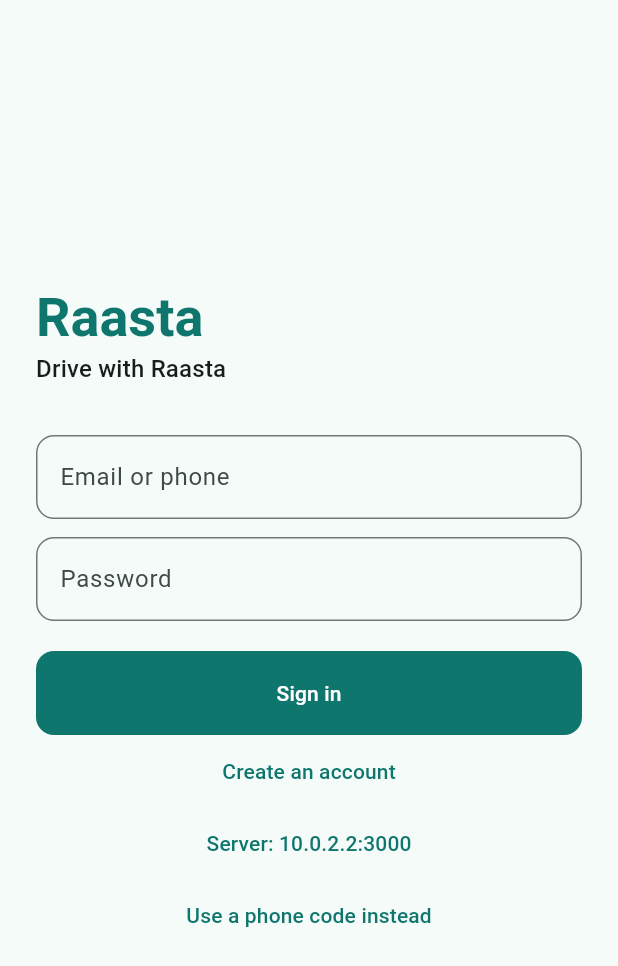
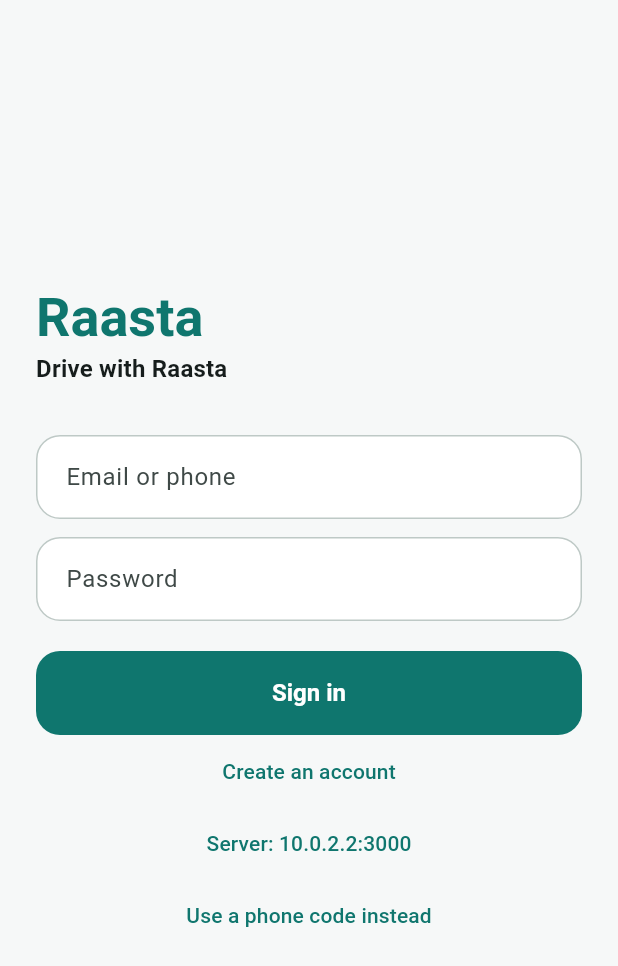
Before and after one commit to aanishwaseem/raasta, a Flutter app: the screen it shows after launch, on a phone screen of 412 x 824 dp. Shown: the top 966 px of the screen. Run offline on Flutter 3.47's test engine with Material 3 defaults, Android fonts, the phone set to English and light mode, and no system bars; our stand-ins replace flutter_map, geolocator, latlong2, shared_preferences, socket_io_client.

Commit message:
Shared design system: theme, widget kit
Co-Authored-By: Claude Sonnet 5.5 <noreply@anthropic.com>
Claude-Session: https://claude.ai/code/session_013HP7yJBddsW2iBZh6khvKH

```diff
--- a/mobile/raasta_core/lib/raasta_core.dart
+++ b/mobile/raasta_core/lib/raasta_core.dart
@@ -7,3 +7,4 @@ export 'src/device_location.dart';
 export 'src/map_view.dart';
 export 'src/realtime_client.dart';
 export 'src/location_reporter.dart';
+export 'src/widgets.dart';
--- a/mobile/raasta_core/lib/src/theme.dart
+++ b/mobile/raasta_core/lib/src/theme.dart
@@ -1,17 +1,34 @@
 import 'package:flutter/material.dart';
 
 const raastaTeal = Color(0xFF0F766E);
+const raastaInk = Color(0xFF0B1F24);
 const raastaAmber = Color(0xFFF59E0B);
 const raastaDanger = Color(0xFFB91C1C);
+const raastaMint = Color(0xFFE6F4F1);
 
-ThemeData raastaTheme({Brightness brightness = Brightness.light, double minButtonHeight = 48}) {
-  final scheme = ColorScheme.fromSeed(seedColor: raastaTeal, brightness: brightness, primary: raastaTeal, secondary: raastaAmber);
+/// Rider theme is light and airy; driver theme is dark with larger touch targets for night driving.
+ThemeData raastaTheme({Brightness brightness = Brightness.light, double minButtonHeight = 52}) {
+  final dark = brightness == Brightness.dark;
+  final scheme = ColorScheme.fromSeed(seedColor: raastaTeal, brightness: brightness, primary: dark ? const Color(0xFF2DD4BF) : raastaTeal, secondary: raastaAmber, surface: dark ? const Color(0xFF0E1A1D) : Colors.white);
+  final radius = BorderRadius.circular(16);
+  final text = Typography.material2021().black.apply(fontFamily: null);
   return ThemeData(
     useMaterial3: true,
     colorScheme: scheme,
-    cardTheme: CardThemeData(elevation: 0, shape: RoundedRectangleBorder(borderRadius: BorderRadius.circular(14), side: BorderSide(color: scheme.outlineVariant))),
-    filledButtonTheme: FilledButtonThemeData(style: FilledButton.styleFrom(minimumSize: Size.fromHeight(minButtonHeight), shape: RoundedRectangleBorder(borderRadius: BorderRadius.circular(12)))),
-    outlinedButtonTheme: OutlinedButtonThemeData(style: OutlinedButton.styleFrom(minimumSize: Size.fromHeight(minButtonHeight), shape: RoundedRectangleBorder(borderRadius: BorderRadius.circular(12)))),
-    inputDecorationTheme: InputDecorationTheme(border: OutlineInputBorder(borderRadius: BorderRadius.circular(12))),
+    scaffoldBackgroundColor: dark ? const Color(0xFF081214) : const Color(0xFFF6F8F8),
+    textTheme: (dark ? Typography.material2021().white : text).copyWith(
+      headlineSmall: const TextStyle(fontWeight: FontWeight.w800, letterSpacing: -0.4),
+      titleLarge: const TextStyle(fontWeight: FontWeight.w700, letterSpacing: -0.2),
+      titleMedium: const TextStyle(fontWeight: FontWeight.w600),
+    ),
+    appBarTheme: AppBarTheme(centerTitle: false, elevation: 0, scrolledUnderElevation: 0, backgroundColor: Colors.transparent, foregroundColor: dark ? Colors.white : raastaInk, titleTextStyle: TextStyle(fontSize: 20, fontWeight: FontWeight.w800, color: dark ? Colors.white : raastaInk)),
+    cardTheme: CardThemeData(elevation: 0, margin: EdgeInsets.zero, color: dark ? const Color(0xFF12262A) : Colors.white, shape: RoundedRectangleBorder(borderRadius: radius, side: BorderSide(color: scheme.outlineVariant.withValues(alpha: 0.6)))),
+    filledButtonTheme: FilledButtonThemeData(style: FilledButton.styleFrom(minimumSize: Size.fromHeight(minButtonHeight), textStyle: const TextStyle(fontSize: 16, fontWeight: FontWeight.w700), shape: RoundedRectangleBorder(borderRadius: radius))),
+    outlinedButtonTheme: OutlinedButtonThemeData(style: OutlinedButton.styleFrom(minimumSize: Size.fromHeight(minButtonHeight), textStyle: const TextStyle(fontSize: 16, fontWeight: FontWeight.w600), shape: RoundedRectangleBorder(borderRadius: radius))),
+    inputDecorationTheme: InputDecorationTheme(filled: true, fillColor: dark ? const Color(0xFF12262A) : Colors.white, border: OutlineInputBorder(borderRadius: radius, borderSide: BorderSide(color: scheme.outlineVariant)), enabledBorder: OutlineInputBorder(borderRadius: radius, borderSide: BorderSide(color: scheme.outlineVariant)), contentPadding: const EdgeInsets.symmetric(horizontal: 16, vertical: 16)),
+    navigationBarTheme: NavigationBarThemeData(height: 68, backgroundColor: dark ? const Color(0xFF0E1A1D) : Colors.white, indicatorColor: dark ? const Color(0xFF123B3A) : raastaMint, labelTextStyle: WidgetStatePropertyAll(const TextStyle(fontSize: 12, fontWeight: FontWeight.w600))),
+    chipTheme: ChipThemeData(shape: RoundedRectangleBorder(borderRadius: BorderRadius.circular(20)), side: BorderSide(color: scheme.outlineVariant)),
+    snackBarTheme: SnackBarThemeData(behavior: SnackBarBehavior.floating, shape: RoundedRectangleBorder(borderRadius: BorderRadius.circular(12))),
+    bottomSheetTheme: const BottomSheetThemeData(showDragHandle: true, shape: RoundedRectangleBorder(borderRadius: BorderRadius.vertical(top: Radius.circular(24)))),
   );
 }
```
Also changed, not shown: mobile/raasta_core/lib/src/widgets.dart (added, +215 -0 lines).
